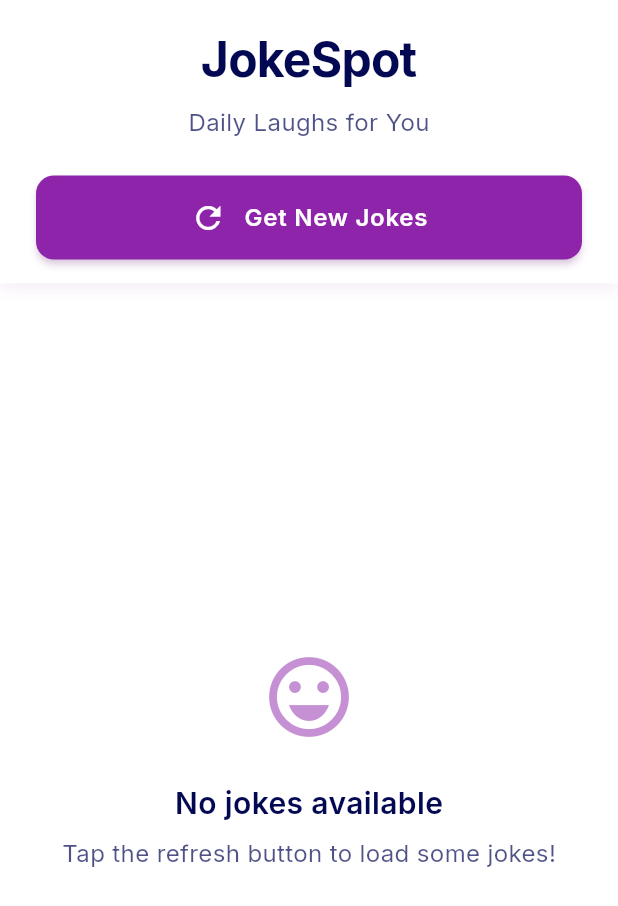
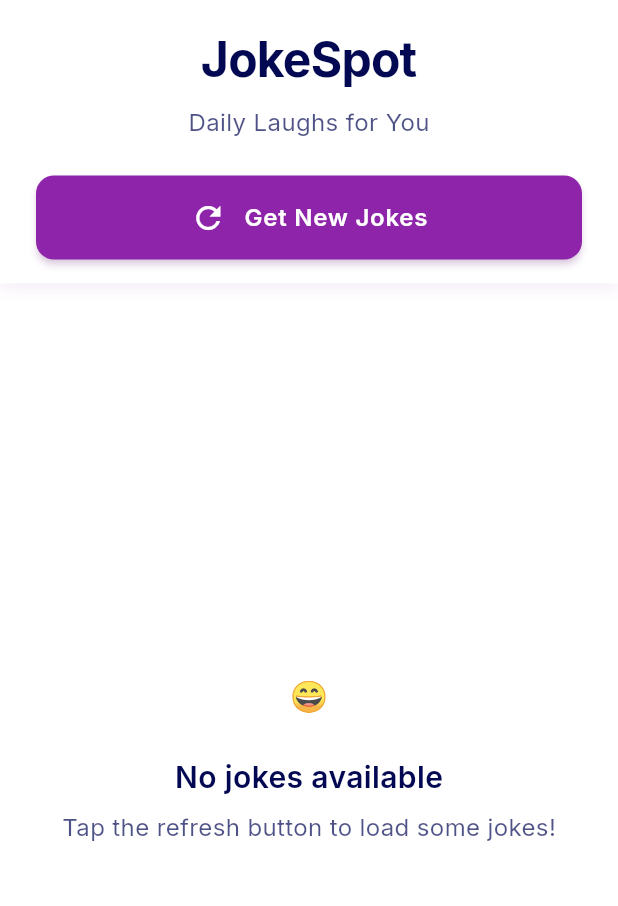
Before and after one commit to Damisha74/Joke_App, a Flutter app: the screen it shows after launch, on a phone screen of 412 x 824 dp. Shown: the top 906 px of the screen. Run offline on Flutter 3.47's test engine with Material 3 defaults, Android fonts, the phone set to English and light mode, and no system bars; our stand-ins replace dio, google_fonts, shared_preferences; network calls fail.

Commit message:
modified some codes

```diff
--- a/lib/app_theme.dart
+++ b/lib/app_theme.dart
@@ -21,14 +21,8 @@ class AppTheme {
     shadow: Color(0xFF000000),
   );
 
-  static final cardGradient = LinearGradient(
-    begin: Alignment.topLeft,
-    end: Alignment.bottomRight,
-    colors: [
-      const Color(0xFFCE93D8),
-      const Color(0xFFE1BEE7),
-    ],
-  );
+  static const cardBackgroundColor = Color(0xFFE1BEE7);
+
 
   static List<BoxShadow> get cardShadow => [
         BoxShadow(
--- a/lib/joke_list_page.dart
+++ b/lib/joke_list_page.dart
@@ -81,7 +81,7 @@ class _JokeListPageState extends State<JokeListPage>
         child: Container(
           margin: const EdgeInsets.symmetric(horizontal: 16, vertical: 8),
           decoration: BoxDecoration(
-            gradient: AppTheme.cardGradient,
+            color: AppTheme.cardBackgroundColor,
             borderRadius: AppTheme.borderRadius['lg'],
             boxShadow: AppTheme.cardShadow,
           ),
@@ -125,11 +125,13 @@ class _JokeListPageState extends State<JokeListPage>
                         ),
                       ),
                       const Spacer(),
-                      Icon(
-                        Icons.emoji_emotions_outlined,
-                        color: const Color(0xFF8E24AA).withOpacity(0.7),
-                        size: 20,
-                      ),
+                      Text(
+                            '😄',  // Laughing Face emoji
+                            style: TextStyle(
+                              fontSize: 20,
+                              color: const Color(0xFF8E24AA).withOpacity(0.8),
+                            ),
+                          ),
                     ],
                   ),
                   const SizedBox(height: 16),
@@ -252,11 +254,13 @@ class _JokeListPageState extends State<JokeListPage>
       child: Column(
         mainAxisAlignment: MainAxisAlignment.center,
         children: [
-          Icon(
-            Icons.emoji_emotions_outlined,
-            size: 64,
-            color: const Color(0xFF8E24AA).withOpacity(0.5),
-          ),
+          Text(
+                '😄',  // Laughing Face emoji
+                style: TextStyle(
+                  fontSize: 20,
+                  color: const Color(0xFF8E24AA).withOpacity(0.8),
+                ),
+              ),
           const SizedBox(height: 24),
           const Text(
             'No jokes available',
--- a/lib/joke_service.dart
+++ b/lib/joke_service.dart
@@ -24,7 +24,7 @@ class JokeService {
 
     try {
       final response = await _dio.get(
-        "https://v2.jokeapi.dev/joke/Programming,Christmas?blacklistFlags=nsfw,religious,racist&amount=5",
+        "https://v2.jokeapi.dev/joke/Programming,Christmas,Pun?blacklistFlags=nsfw,religious,racist&amount=5",
         options: Options(
           sendTimeout: const Duration(seconds: 5),
           receiveTimeout: const Duration(seconds: 5),
```
Also changed, not shown: 1 other file.
